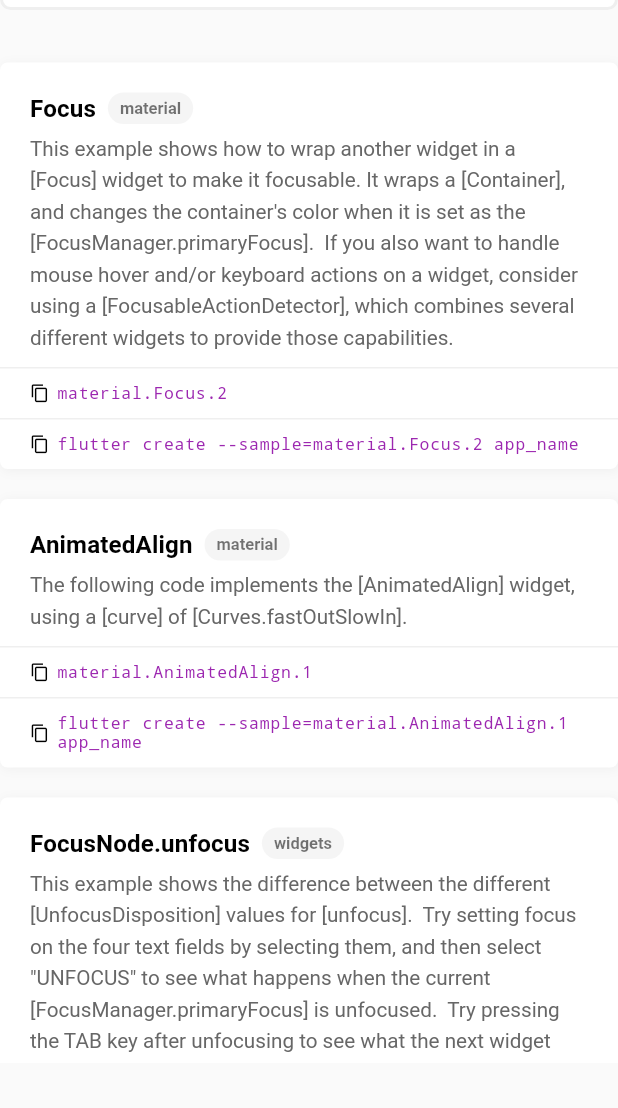
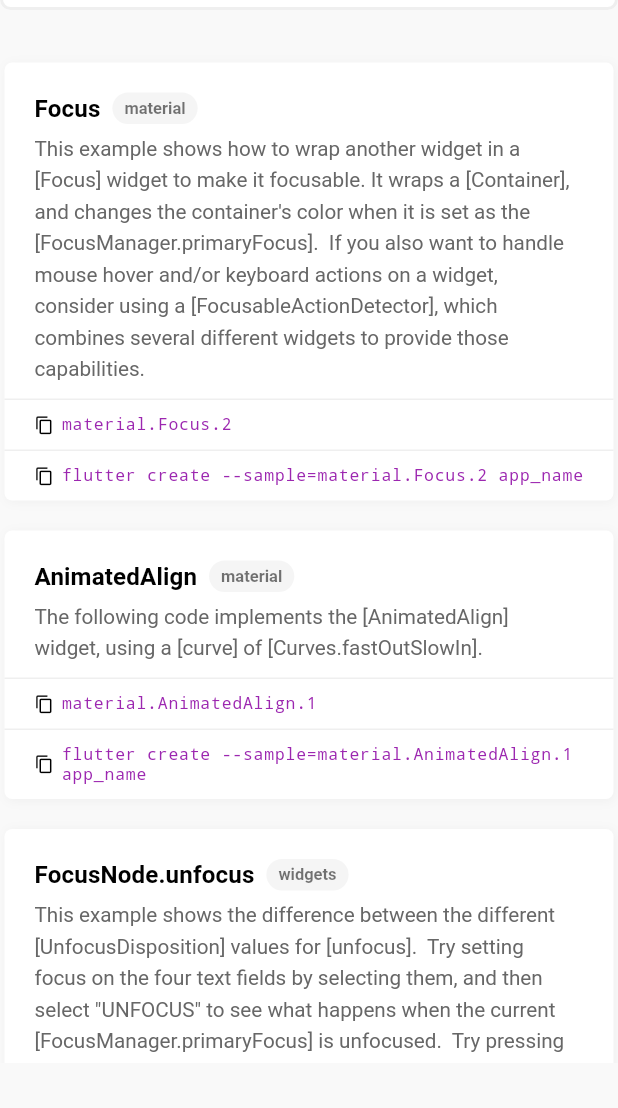
Before and after one commit to coodoo-io/flutter_samples_search, a Flutter app: the screen it shows after launch, on a phone screen of 412 x 824 dp, the part 128-1236 px from its top. Run offline on Flutter 3.47's test engine with Material 2 defaults, Android fonts, the phone set to English and light mode, and no system bars.

Commit message:
fixing stuff

```diff
--- a/lib/main.dart
+++ b/lib/main.dart
@@ -21,7 +21,7 @@ class App extends StatelessWidget {
       debugShowCheckedModeBanner: false,
       title: 'Flutter Samples',
       theme: ThemeData.light().copyWith(
-        scaffoldBackgroundColor: Colors.grey[50],
+        scaffoldBackgroundColor: const Color(0xfff9f9f9),
         colorScheme: ThemeData().colorScheme.copyWith(
               primary: Colors.purple,
             ),
@@ -166,7 +166,7 @@ class SampleRow extends StatelessWidget {
 
     final theme = Theme.of(context);
     return Container(
-        margin: const EdgeInsets.only(top: 20),
+        margin: const EdgeInsets.only(top: 20, left: 3, right: 3),
         padding: EdgeInsets.zero,
         decoration: const BoxDecoration(
           color: Colors.white,
--- a/pubspec.yaml
+++ b/pubspec.yaml
@@ -21,4 +21,3 @@ flutter:
   uses-material-design: true
   assets:
     - assets/
-    - assets/screenshots/
```
